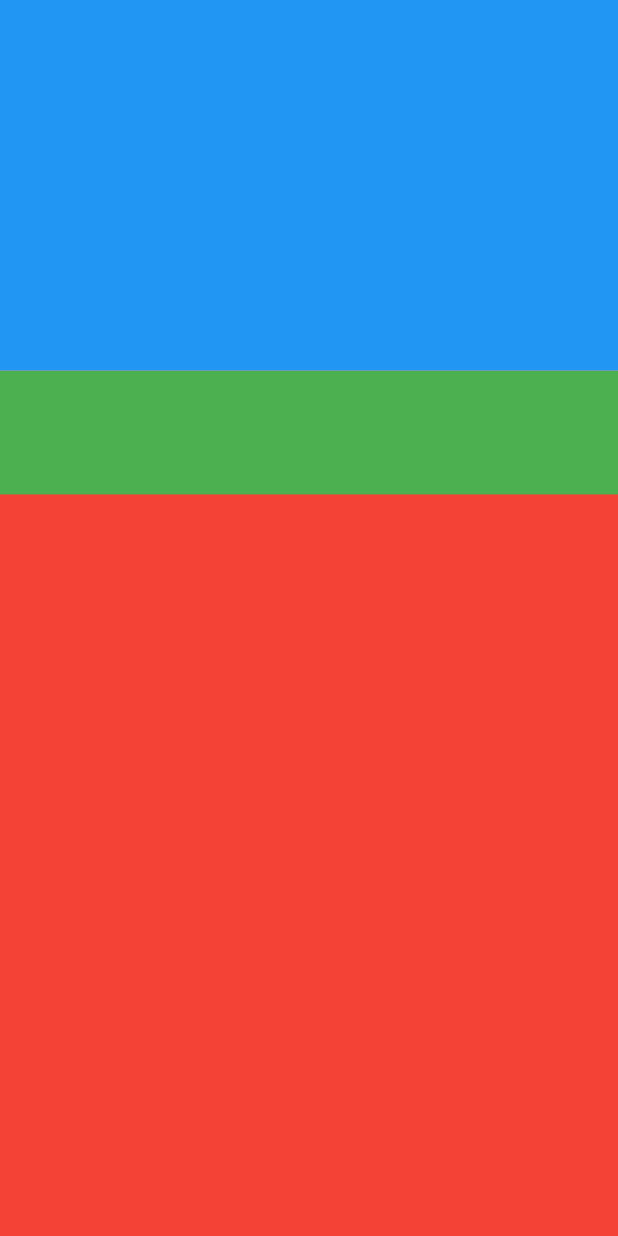
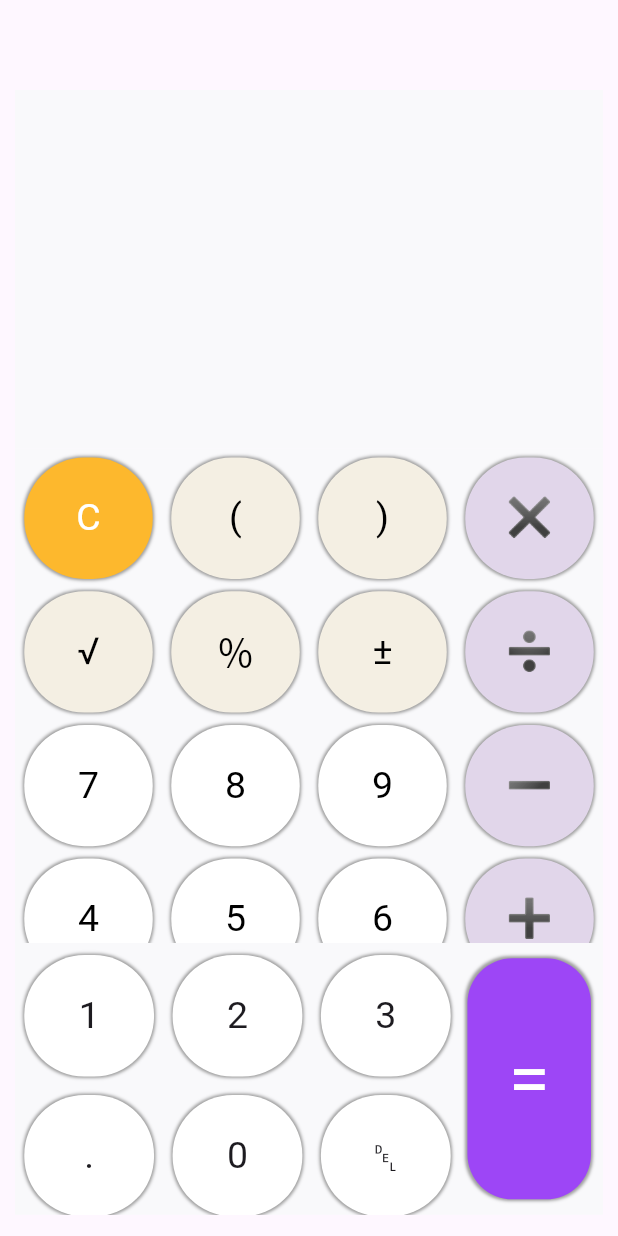
Before and after one commit to Dennis-the-developer/PRODIGY_AD_01, a Flutter app: the screen it shows after launch, on a phone screen of 412 x 824 dp. Run offline on Flutter 3.47's test engine with Material 3 defaults, Android fonts, the phone set to English and light mode, and no system bars.

Commit message:
added features to homescreen

```diff
--- a/solveit/lib/app/app.dart
+++ b/solveit/lib/app/app.dart
@@ -1,5 +1,5 @@
 import 'package:flutter/material.dart';
-import 'package:solveit/screens/homepage.dart';
+import 'package:solveit/pages/homepage.dart';
 
 class SolveIt extends StatelessWidget {
   const SolveIt({super.key});
--- /dev/null
+++ b/solveit/lib/assets/keypad_info.dart
@@ -0,0 +1,103 @@
+import 'package:flutter/material.dart';
+import 'package:solveit/common/styles/colors.dart';
+
+final keypadLayerOne = [
+  {
+    "label": "C",
+    "color": SelectColor().deepYellowLb,
+    "fontColor": Colors.white,
+  },
+  {
+    "label": "(",
+    "color": SelectColor().lightYellowLb,
+  },
+  {
+    "label": ")",
+    "color": SelectColor().lightYellowLb,
+  },
+  {
+    "label": "✖",
+    "color": SelectColor().lightPurpleLb,
+  },
+  {
+    "label": "√",
+    "color": SelectColor().lightYellowLb,
+  },
+  {
+    "label": "％",
+    "color": SelectColor().lightYellowLb,
+  },
+  {
+    "label": "±",
+    "color": SelectColor().lightYellowLb,
+  },
+  {
+    "label": "➗",
+    "color": SelectColor().lightPurpleLb,
+  },
+  {
+    "label": "7",
+    "color": SelectColor().keypadDefaultColorLb,
+  },
+  {
+    "label": "8",
+    "color": SelectColor().keypadDefaultColorLb,
+  },
+  {
+    "label": "9",
+    "color": SelectColor().keypadDefaultColorLb,
+  },
+  {
+    "label": "➖",
+    "color": SelectColor().lightPurpleLb,
+  },
+  {
+    "label": "4",
+    "color": SelectColor().keypadDefaultColorLb,
+  },
+  {
+    "label": "5",
+    "color": SelectColor().keypadDefaultColorLb,
+  },
+  {
+    "label": "6",
+    "color": SelectColor().keypadDefaultColorLb,
+  },
+  {
+    "label": "➕",
+    "color": SelectColor().lightPurpleLb,
+  },
+];
+
+final keypadLayerTwo = [
+  {
+    "label": "1",
+    "color": SelectColor().keypadDefaultColorLb,
+  },
+  {
+    "label": "2",
+    "color": SelectColor().keypadDefaultColorLb,
+  },
+  {
+    "label": "3",
+    "color": SelectColor().keypadDefaultColorLb,
+  },
+  {
+    "label": ".",
+    "color": SelectColor().keypadDefaultColorLb,
+  },
+  {
+    "label": "0",
+    "color": SelectColor().keypadDefaultColorLb,
+  },
+  {
+    "label": "␡",
+    "color": SelectColor().keypadDefaultColorLb,
+  },
+];
+
+final equalKey = {
+  "label": "=",
+  "color": SelectColor().deepPurpleLb,
+  "fontColor": Colors.white,
+};
--- /dev/null
+++ b/solveit/lib/common/styles/colors.dart
@@ -0,0 +1,22 @@
+import 'package:flutter/material.dart';
+
+class SelectColor {
+  // Colors for light theme
+  final lightBackground = const Color.fromRGBO(249, 249, 251, 1);
+  final deepYellowLb = const Color.fromRGBO(253, 184, 45, 1);
+  final lightYellowLb = const Color.fromRGBO(244, 239, 227, 1);
+  final deepPurpleLb = const Color.fromRGBO(157, 70, 246, 1);
+  final lightPurpleLb = const Color.fromRGBO(225, 214, 234, 1);
+  final darkgreyLb = const Color.fromRGBO(172, 177, 182, 1);
+  final lightgreyLb = const Color.fromRGBO(231, 233, 236, 1);
+  final keypadDefaultColorLb = Colors.white;
+
+  //  Colors for dark theme
+  final darkBackground = const Color.fromRGBO(61, 66, 66, 1);
+  final deepYellowDb = const Color.fromRGBO(254, 183, 44, 1);
+  final lightYellowDb = const Color.fromRGBO(75, 69, 59, 1);
+  final deepPurpledb = const Color.fromRGBO(142, 62, 223, 1);
+  final lightPurpleDb = const Color.fromRGBO(72, 51, 93, 1);
+  final darkgreyDb = const Color.fromRGBO(64, 65, 67, 1);
+  final lightgreydb = const Color.fromRGBO(42, 44, 46, 1);
+}
--- /dev/null
+++ b/solveit/lib/features/keypad.dart
@@ -0,0 +1,127 @@
+import 'package:flutter/material.dart';
+import 'package:solveit/assets/keypad_info.dart';
+import 'package:solveit/common/styles/colors.dart';
+
+class Keypad extends StatelessWidget {
+  const Keypad({super.key});
+
+  @override
+  Widget build(BuildContext context) {
+    double w = MediaQuery.of(context).size.width;
+    double h = MediaQuery.of(context).size.height;
+
+    return Container(
+      decoration: BoxDecoration(
+        color: SelectColor().lightBackground,
+      ),
+      width: w,
+      height: h * 0.62,
+      child: Column(
+        children: [
+          // KEYPAD LAYER ONE
+          SizedBox(
+            height: h * 0.4,
+            child: GridView.count(
+              crossAxisCount: 4,
+              childAspectRatio: 1.1,
+              padding: const EdgeInsets.only(top: 2),
+              children: List.generate(16, (index) {
+                return Container(
+                  margin: EdgeInsets.symmetric(
+                      horizontal: w * 0.015, vertical: w * 0.010),
+                  decoration: BoxDecoration(
+                    color: keypadLayerOne[index]["color"] as Color,
+                    boxShadow: const <BoxShadow>[
+                      BoxShadow(
+                        color: Colors.grey,
+                        blurRadius: 1,
+                        spreadRadius: 1,
+                      )
+                    ],
+                    borderRadius: const BorderRadius.all(Radius.circular(40)),
+                  ),
+                  child: Center(
+                    child: Text(keypadLayerOne[index]["label"].toString(),
+                        style: TextStyle(
+                          fontSize: 25,
+                          color: keypadLayerOne[index].containsKey("fontColor")
+                              ? keypadLayerOne[index]["fontColor"] as Color
+                              : Colors.black,
+                        )),
+                  ),
+                );
+              }),
+            ),
+          ),
+          // KEYPAD LAYER TWO
+          SizedBox(
+              height: h * 0.22,
+              child: Row(
+                children: [
+                  SizedBox(
+                    height: h * 0.25,
+                    width: w * 0.72,
+                    child: GridView.count(
+                      padding: const EdgeInsets.only(top: 2),
+                      crossAxisCount: 3,
+                      childAspectRatio: 1.06,
+                      children: List.generate(6, (index) {
+                        return Container(
+                          margin: EdgeInsets.symmetric(
+                              horizontal: w * 0.015, vertical: w * 0.015),
+                          decoration: BoxDecoration(
+                            color: keypadLayerTwo[index]["color"] as Color,
+                            boxShadow: const <BoxShadow>[
+                              BoxShadow(
+                                color: Colors.grey,
+                                blurRadius: 1,
+                                spreadRadius: 1,
+                              )
+                            ],
+                            borderRadius:
+                                const BorderRadius.all(Radius.circular(40)),
+                          ),
+                          child: Center(
+                              child: Text(
+                            keypadLayerTwo[index]["label"].toString(),
+                            style: const TextStyle(
+                              fontSize: 25
+                            ),
+                          )),
+                        );
+                      }),
+                    ),
+                  ),
+                  const Spacer(),
+                  // EQUALS KEY
+                  Container(
+                    margin: const EdgeInsets.only(right: 8),
+                    height: h * 0.195,
+                    width: w * 0.20,
+                    decoration: BoxDecoration(
+                        boxShadow: const <BoxShadow>[
+                          BoxShadow(
+                            color: Colors.grey,
+                            blurRadius: 1,
+                            spreadRadius: 1,
+                          )
+                        ],
+                        color: equalKey["color"] as Color,
+                        borderRadius: BorderRadius.circular(30),),
+                        child: Center(
+                          child: Text(
+                            equalKey["label"].toString(),
+                            style: TextStyle(
+                              fontSize: 50,
+                              color: equalKey["fontColor"] as Color,
+                            )
+                          ),
+                        ),
+                  ),
+                ],
+              ))
+        ],
+      ),
+    );
+  }
+}
--- /dev/null
+++ b/solveit/lib/features/output_screen.dart
@@ -0,0 +1,20 @@
+import 'package:flutter/material.dart';
+import 'package:solveit/common/styles/colors.dart';
+
+class OutputScreen extends StatelessWidget {
+  const OutputScreen({super.key});
+
+  @override
+  Widget build(BuildContext context) {
+    double w = MediaQuery.of(context).size.width;
+    double h = MediaQuery.of(context).size.height;
+
+    return Container(
+      width: w,
+      height: h * 0.29,
+      decoration: BoxDecoration(
+        color: SelectColor().lightBackground,
+      ),
+    );
+  }
+}
--- /dev/null
+++ b/solveit/lib/pages/homepage.dart
@@ -0,0 +1,25 @@
+import 'package:flutter/material.dart';
+import 'package:solveit/features/keypad.dart';
+import 'package:solveit/features/output_screen.dart';
+
+class HomePage extends StatelessWidget {
+  const HomePage({super.key});
+
+  @override
+  Widget build(BuildContext context) {
+
+    return Scaffold(
+      body: Container(
+        padding: const EdgeInsets.only(right: 10, left: 10, top: 60),
+        child: const Column(
+          children: [
+            // Upperpart of calculator screen
+            OutputScreen(),
+            // Lowerpart of calculator screen
+            Keypad()
+          ],
+        ),
+      ),
+    );
+  }
+}
--- a/solveit/lib/screens/homepage.dart
+++ /dev/null
@@ -1,43 +0,0 @@
-import 'package:flutter/material.dart';
-
-class HomePage extends StatelessWidget {
-  const HomePage({super.key});
-
-  @override
-  Widget build(BuildContext context) {
-    double w = MediaQuery.of(context).size.width;
-    double h = MediaQuery.of(context).size.height;
-
-    return Scaffold(
-        body: Column(
-      children: [
-        // Upperpart of calculator screen
-        Container(
-          decoration: const BoxDecoration(
-            color: Colors.blue,
-          ),
-          width: w,
-          height: h * 0.30,
-        ),
-
-        // Lowerpart of calculator screen
-        Container(
-            decoration: const BoxDecoration(
-              color: Colors.red,
-            ),
-            width: w,
-            height: h * 0.70,
-            child: Column(children: [
-              Container(
-                width: w,
-                height: h * 0.1,
-                decoration: const BoxDecoration(
-                  color: Colors.green,
-                ),
-              ),
-              Container(),
-            ]))
-      ],
-    ));
-  }
-}
```
Also changed, not shown: solveit/lib/states/bloc.dart (added).
